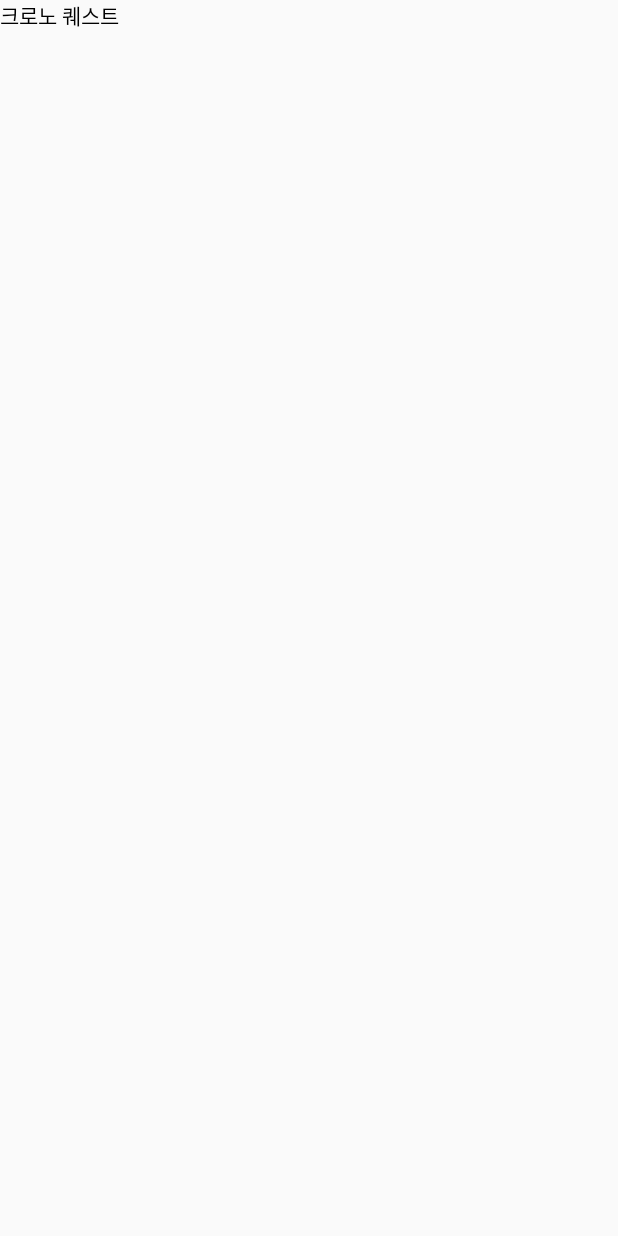
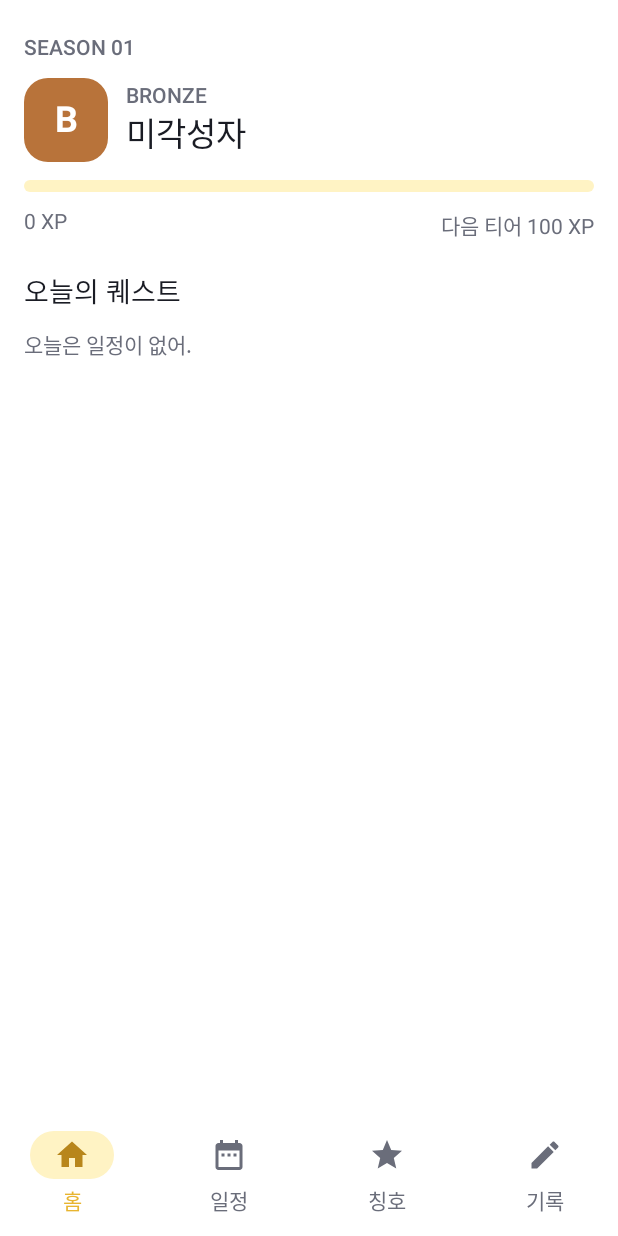
Before and after one commit to Kong-namul/chrono-quest, an Android app built with Jetpack Compose: the screen it shows after launch (MainActivity), on a phone screen of 412 x 824 dp. Before the commit the screen is almost empty. Run offline under Robolectric (Android 15) with nearby library versions, the phone set to English and light mode, and no system bars; our stand-ins replace Room's generated code; 1 statement that could not run was skipped.

Commit message:
feat(app): 홈 화면, 확인 창, 하단 탭과 플립5 화면 사진
Co-Authored-By: Claude Opus 5.5 <noreply@anthropic.com>

```diff
--- a/android-core/app/src/main/kotlin/com/chronoquest/app/MainActivity.kt
+++ b/android-core/app/src/main/kotlin/com/chronoquest/app/MainActivity.kt
@@ -3,11 +3,74 @@ package com.chronoquest.app
 import android.os.Bundle
 import androidx.activity.ComponentActivity
 import androidx.activity.compose.setContent
-import androidx.compose.material3.Text
+import androidx.compose.runtime.Composable
+import androidx.compose.runtime.LaunchedEffect
+import androidx.compose.runtime.getValue
+import androidx.compose.runtime.mutableStateOf
+import androidx.compose.runtime.saveable.rememberSaveable
+import androidx.compose.runtime.setValue
+import androidx.lifecycle.Lifecycle
+import androidx.lifecycle.compose.LocalLifecycleOwner
+import androidx.lifecycle.compose.collectAsStateWithLifecycle
+import androidx.lifecycle.repeatOnLifecycle
+import androidx.lifecycle.viewmodel.compose.viewModel
+import com.chronoquest.app.home.HomeActions
+import com.chronoquest.app.home.HomeScreen
+import com.chronoquest.app.home.HomeViewModel
+import com.chronoquest.app.ui.ChronoScaffold
+import com.chronoquest.app.ui.ComingSoon
+import com.chronoquest.app.ui.MainTab
+import com.chronoquest.app.ui.theme.ChronoTheme
+import kotlinx.coroutines.delay
 
 class MainActivity : ComponentActivity() {
     override fun onCreate(savedInstanceState: Bundle?) {
         super.onCreate(savedInstanceState)
-        setContent { Text("크로노 퀘스트") }
+        val container = (application as ChronoApp).container
+        setContent {
+            ChronoTheme {
+                val homeViewModel: HomeViewModel = viewModel(factory = HomeViewModel.factory(container))
+                ChronoMainScreen(homeViewModel)
+            }
+        }
     }
 }
+
+/** 앱이 보이는 동안 1분마다 새로고침한다(시간이 지나서 생기는 보류·보너스를 반영, 인계 메모 A2b). */
+@Composable
+fun ChronoMainScreen(viewModel: HomeViewModel) {
+    val state by viewModel.state.collectAsStateWithLifecycle()
+    var tab by rememberSaveable { mutableStateOf(MainTab.HOME) }
+    val lifecycleOwner = LocalLifecycleOwner.current
+    LaunchedEffect(lifecycleOwner) {
+        lifecycleOwner.repeatOnLifecycle(Lifecycle.State.RESUMED) {
+            while (true) {
+                viewModel.refresh()
+                delay(60_000)
+            }
+        }
+    }
+    ChronoScaffold(selectedTab = tab, onTabSelected = { tab = it }) {
+        when (tab) {
+            MainTab.HOME -> HomeScreen(state = state, actions = homeActions(viewModel))
+            else -> ComingSoon(tab)
+        }
+    }
+}
+
+private fun homeActions(vm: HomeViewModel) = HomeActions(
+    onDepart = vm::onDepart,
+    onArrive = vm::onArrive,
+    onSafetyAnswered = vm::onSafetyAnswered,
+    onRecordAnyway = vm::onRecordAnyway,
+    onEditSchedule = vm::onEditSchedule,
+    onRescheduleConfirmed = vm::onRescheduleConfirmed,
+    onSelfControlAnswered = vm::onSelfControlAnswered,
+    onCleanupLate = vm::onCleanupLate,
+    onCleanupCancel = vm::onCleanupCancel,
+    onCleanupAddArrival = vm::onCleanupAddArrival,
+    onArrivalEntered = vm::onArrivalEntered,
+    onDismissDialog = vm::dismissDialog,
+    onDismissMessage = vm::dismissMessage,
+    onCelebrationsSeen = vm::onCelebrationsSeen,
+)
--- /dev/null
+++ b/android-core/app/src/main/kotlin/com/chronoquest/app/home/HomeScreen.kt
@@ -0,0 +1,238 @@
+package com.chronoquest.app.home
+
+import androidx.compose.foundation.background
+import androidx.compose.foundation.border
+import androidx.compose.foundation.layout.Arrangement
+import androidx.compose.foundation.layout.Box
+import androidx.compose.foundation.layout.Column
+import androidx.compose.foundation.layout.PaddingValues
+import androidx.compose.foundation.layout.Row
+import androidx.compose.foundation.layout.Spacer
+import androidx.compose.foundation.layout.fillMaxSize
+import androidx.compose.foundation.layout.fillMaxWidth
+import androidx.compose.foundation.layout.height
+import androidx.compose.foundation.layout.padding
+import androidx.compose.foundation.layout.size
+import androidx.compose.foundation.layout.width
+import androidx.compose.foundation.lazy.LazyColumn
+import androidx.compose.foundation.lazy.items
+import androidx.compose.foundation.shape.RoundedCornerShape
+import androidx.compose.material3.Button
+import androidx.compose.material3.LinearProgressIndicator
+import androidx.compose.material3.MaterialTheme
+import androidx.compose.material3.OutlinedButton
+import androidx.compose.material3.Text
+import androidx.compose.material3.TextButton
+import androidx.compose.runtime.Composable
+import androidx.compose.ui.Alignment
+import androidx.compose.ui.Modifier
+import androidx.compose.ui.graphics.Color
+import androidx.compose.ui.unit.dp
+import com.chronoquest.app.ui.theme.ChronoTokens
+import com.chronoquest.app.ui.theme.onTierColor
+import com.chronoquest.app.ui.theme.tierColor
+import com.chronoquest.core.domain.Celebration
+import com.chronoquest.core.domain.CelebrationKind
+import java.time.LocalDate
+import java.time.LocalTime
+
+/** 홈 화면 부품 고유 크기. 간격·모서리는 ChronoTokens.Space·Radius를 쓴다. */
+private val EMBLEM_SIZE = 56.dp
+private val XP_BAR_HEIGHT = 8.dp
+private val BORDER_WIDTH = 1.dp
+
+/** 홈 화면이 위로 올리는 동작들. 기본값은 아무것도 안 해서 화면 사진·미리보기에 그대로 쓴다. */
+data class HomeActions(
+    val onDepart: (String) -> Unit = {},
+    val onArrive: (String) -> Unit = {},
+    val onSafetyAnswered: (String, Boolean) -> Unit = { _, _ -> },
+    val onRecordAnyway: (HomeDialog.ConfirmEarly) -> Unit = {},
+    val onEditSchedule: (HomeDialog.ConfirmEarly) -> Unit = {},
+    val onRescheduleConfirmed: (HomeDialog.Reschedule, LocalTime, LocalTime) -> Unit = { _, _, _ -> },
+    val onSelfControlAnswered: (LocalDate, Boolean) -> Unit = { _, _ -> },
+    val onCleanupLate: (String) -> Unit = {},
+    val onCleanupCancel: (String) -> Unit = {},
+    val onCleanupAddArrival: (String) -> Unit = {},
+    val onArrivalEntered: (HomeDialog.AddArrival, LocalTime, Boolean) -> Unit = { _, _, _ -> },
+    val onDismissDialog: () -> Unit = {},
+    val onDismissMessage: () -> Unit = {},
+    val onCelebrationsSeen: () -> Unit = {},
+)
+
+@Composable
+fun HomeScreen(state: HomeUiState, actions: HomeActions, modifier: Modifier = Modifier) {
+    LazyColumn(
+        modifier = modifier.fillMaxSize().background(ChronoTokens.Colors.Bg1),
+        contentPadding = PaddingValues(horizontal = ChronoTokens.Space.Lg, vertical = ChronoTokens.Space.Xl),
+        verticalArrangement = Arrangement.spacedBy(ChronoTokens.Space.Md),
+    ) {
+        item { Header(state) }
+        if (state.celebrations.isNotEmpty()) {
+            item { CelebrationCard(state.celebrations, actions.onCelebrationsSeen) }
+        }
+        if (state.cleanup.isNotEmpty()) {
+            item { SectionTitle("정리 필요") }
+            items(state.cleanup, key = { "cleanup-${it.id}" }) { CleanupRow(it, actions) }
+        }
+        item { SectionTitle("오늘의 퀘스트") }
+        if (state.quests.isEmpty()) {
+            item {
+                Text(
+                    "오늘은 일정이 없어.",
+                    style = MaterialTheme.typography.bodyMedium,
+                    color = ChronoTokens.Colors.Text2,
+                )
+            }
+        } else {
+            items(state.quests, key = { "quest-${it.id}" }) { QuestRow(it, actions) }
+        }
+    }
+    HomeDialogHost(state.dialog, actions)
+    state.message?.let { MessageDialog(it, actions.onDismissMessage) }
+}
+
+@Composable
+private fun Header(state: HomeUiState) {
+    Column(verticalArrangement = Arrangement.spacedBy(ChronoTokens.Space.Md)) {
+        Text("SEASON 01", style = MaterialTheme.typography.labelLarge, color = ChronoTokens.Colors.Text2)
+        Row(verticalAlignment = Alignment.CenterVertically) {
+            Box(
+                modifier = Modifier.size(EMBLEM_SIZE).background(tierColor(state.tier), RoundedCornerShape(ChronoTokens.Radius.Lg)),
+                contentAlignment = Alignment.Center,
+            ) {
+                Text(
+                    state.tier.name.take(1),
+                    style = MaterialTheme.typography.headlineMedium,
+                    color = onTierColor(state.tier),
+                )
+            }
+            Spacer(Modifier.width(ChronoTokens.Space.Md))
+            Column {
+                Text(state.tier.name, style = MaterialTheme.typography.labelLarge, color = ChronoTokens.Colors.Text2)
+                Text(state.representativeTitle, style = MaterialTheme.typography.titleLarge, color = ChronoTokens.Colors.Text1)
+            }
+        }
+        val next = state.nextTierXp
+        val progress = if (next == null) 1f else (state.xp.toFloat() / next).coerceIn(0f, 1f)
+        LinearProgressIndicator(
+            progress = { progress },
+            modifier = Modifier.fillMaxWidth().height(XP_BAR_HEIGHT),
+            color = ChronoTokens.Colors.Gold500,
+            trackColor = ChronoTokens.Colors.Yellow50,
+            drawStopIndicator = {},
+        )
+        Row(modifier = Modifier.fillMaxWidth(), horizontalArrangement = Arrangement.SpaceBetween) {
+            Text("${state.xp} XP", style = MaterialTheme.typography.bodyMedium, color = ChronoTokens.Colors.Text2)
+            if (next != null) {
+                Text("다음 티어 $next XP", style = MaterialTheme.typography.bodyMedium, color = ChronoTokens.Colors.Text2)
+            }
+        }
+    }
+}
+
+@Composable
+private fun SectionTitle(text: String) {
+    Text(
+        text,
+        modifier = Modifier.padding(top = ChronoTokens.Space.Sm),
+        style = MaterialTheme.typography.titleMedium,
+        color = ChronoTokens.Colors.Text1,
+    )
+}
+
+@Composable
+private fun QuestRow(card: QuestCard, actions: HomeActions) {
+    Column(
+        modifier = Modifier
+            .fillMaxWidth()
+            .border(BORDER_WIDTH, ChronoTokens.Colors.Border, RoundedCornerShape(ChronoTokens.Radius.Lg))
+            .padding(ChronoTokens.Space.Lg),
+        verticalArrangement = Arrangement.spacedBy(ChronoTokens.Space.Sm),
+    ) {
+        Row(verticalAlignment = Alignment.CenterVertically) {
+            Column(modifier = Modifier.weight(1f)) {
+                Text(card.title, style = MaterialTheme.typography.titleMedium, color = ChronoTokens.Colors.Text1)
+                Text(
+                    "출발 ${card.departLabel} · 도착 ${card.dueLabel}",
+                    style = MaterialTheme.typography.bodyMedium,
+                    color = ChronoTokens.Colors.Text2,
+                )
+            }
+            StatusChip(card.status)
+        }
+        if (card.canDepart || card.canArrive) {
+            Row(horizontalArrangement = Arrangement.spacedBy(ChronoTokens.Space.Sm)) {
+                if (card.canDepart) Button(onClick = { actions.onDepart(card.id) }) { Text("출발") }
+                if (card.canArrive) OutlinedButton(onClick = { actions.onArrive(card.id) }) { Text("도착") }
+            }
+        }
+    }
+}
+
+@Composable
+private fun StatusChip(status: CardStatus) {
+    val (label, background, foreground) = when (status) {
+        CardStatus.WAITING -> Triple("대기", ChronoTokens.Colors.Bg2, ChronoTokens.Colors.Text2)
+        CardStatus.DEPARTED -> Triple("이동 중", ChronoTokens.Colors.Blue50, ChronoTokens.Colors.Blue700)
+        CardStatus.EARLY -> Triple("조기", ChronoTokens.Colors.Blue50, ChronoTokens.Colors.Blue700)
+        CardStatus.ON_TIME -> Triple("정시", ChronoTokens.Colors.Blue50, ChronoTokens.Colors.Blue700)
+        CardStatus.CLOSE -> Triple("아슬아슬", ChronoTokens.Colors.Yellow50, ChronoTokens.Colors.Gold700)
+        CardStatus.LATE -> Triple("지각", ChronoTokens.Colors.Bg2, ChronoTokens.Colors.Text1)
+        CardStatus.CANCELED -> Triple("취소", ChronoTokens.Colors.Bg2, ChronoTokens.Colors.Text2)
+    }
+    Chip(label, background, foreground)
+}
+
+@Composable
+private fun Chip(label: String, background: Color, foreground: Color) {
+    Text(
+        label,
+        modifier = Modifier.background(background, RoundedCornerShape(ChronoTokens.Radius.Sm)).padding(horizontal = ChronoTokens.Space.Md, vertical = ChronoTokens.Space.Xs),
+        style = MaterialTheme.typography.labelLarge,
+        color = foreground,
+    )
+}
+
+@Composable
+private fun CleanupRow(card: CleanupCard, actions: HomeActions) {
+    Column(
+        modifier = Modifier
+            .fillMaxWidth()
+            .background(ChronoTokens.Colors.Yellow50, RoundedCornerShape(ChronoTokens.Radius.Lg))
+            .padding(ChronoTokens.Space.Lg),
+    ) {
+        Text("${card.whenLabel} ${card.title}", style = MaterialTheme.typography.titleMedium, color = ChronoTokens.Colors.Text1)
+        Text("도착 기록이 없어. 어떻게 정리할까?", style = MaterialTheme.typography.bodyMedium, color = ChronoTokens.Colors.Gold700)
+        Row {
+            TextButton(onClick = { actions.onCleanupAddArrival(card.id) }) { Text("기록 추가") }
+            TextButton(onClick = { actions.onCleanupLate(card.id) }) { Text("지각 처리") }
+            TextButton(onClick = { actions.onCleanupCancel(card.id) }) { Text("취소") }
+        }
+    }
+}
+
+@Composable
+private fun CelebrationCard(celebrations: List<Celebration>, onSeen: () -> Unit) {
+    Column(
+        modifier = Modifier
+            .fillMaxWidth()
+            .background(ChronoTokens.Colors.Yellow50, RoundedCornerShape(ChronoTokens.Radius.Lg))
+            .padding(ChronoTokens.Space.Lg),
+        verticalArrangement = Arrangement.spacedBy(ChronoTokens.Space.Xs),
+    ) {
+        Text("새로 얻은 것", style = MaterialTheme.typography.titleMedium, color = ChronoTokens.Colors.Text1)
+        celebrations.forEach {
+            Text(celebrationText(it), style = MaterialTheme.typography.bodyLarge, color = ChronoTokens.Colors.Text1)
+        }
+        TextButton(onClick = onSeen) { Text("확인") }
+    }
+}
+
+/** 연출 한 줄 문구. */
+fun celebrationText(c: Celebration): String = when (c.kind) {
+    CelebrationKind.TITLE -> "새 칭호: ${c.detail}"
+    CelebrationKind.PERIOD_BONUS -> "기간 보너스 +${c.xp} XP"
+    CelebrationKind.PET_EVOLVED -> "펫 진화: ${c.detail}"
+    CelebrationKind.BOSS_RESULT -> "주간 보스 결과: ${c.detail}"
+    CelebrationKind.TIER_UP -> "티어 승급: ${c.key.removePrefix("tier:")}"
+}
--- /dev/null
+++ b/android-core/app/src/main/kotlin/com/chronoquest/app/ui/MainScaffold.kt
@@ -0,0 +1,57 @@
+package com.chronoquest.app.ui
+
+import androidx.compose.foundation.layout.Box
+import androidx.compose.foundation.layout.fillMaxSize
+import androidx.compose.foundation.layout.padding
+import androidx.compose.material.icons.Icons
+import androidx.compose.material.icons.filled.DateRange
+import androidx.compose.material.icons.filled.Edit
+import androidx.compose.material.icons.filled.Home
+import androidx.compose.material.icons.filled.Star
+import androidx.compose.material3.Icon
+import androidx.compose.material3.MaterialTheme
+import androidx.compose.material3.NavigationBar
+import androidx.compose.material3.NavigationBarItem
+import androidx.compose.material3.Scaffold
+import androidx.compose.material3.Text
+import androidx.compose.runtime.Composable
+import androidx.compose.ui.Alignment
+import androidx.compose.ui.Modifier
+import androidx.compose.ui.graphics.vector.ImageVector
+import com.chronoquest.app.ui.theme.ChronoTokens
+
+enum class MainTab(val label: String, val icon: ImageVector) {
+    HOME("홈", Icons.Filled.Home),
+    SCHEDULE("일정", Icons.Filled.DateRange),
+    CODEX("칭호", Icons.Filled.Star),
+    LOG("기록", Icons.Filled.Edit),
+}
+
+@Composable
+fun ChronoScaffold(selectedTab: MainTab, onTabSelected: (MainTab) -> Unit, content: @Composable () -> Unit) {
+    Scaffold(
+        containerColor = ChronoTokens.Colors.Bg1,
+        bottomBar = {
+            NavigationBar(containerColor = ChronoTokens.Colors.Bg1) {
+                MainTab.entries.forEach { tab ->
+                    NavigationBarItem(
+                        selected = tab == selectedTab,
+                        onClick = { onTabSelected(tab) },
+                        icon = { Icon(tab.icon, contentDescription = tab.label) },
+                        label = { Text(tab.label) },
+                    )
+                }
+            }
+        },
+    ) { padding ->
+        Box(modifier = Modifier.fillMaxSize().padding(padding)) { content() }
+    }
+}
+
+/** A2b-2에서 만들 화면 자리. */
+@Composable
+fun ComingSoon(tab: MainTab) {
+    Box(modifier = Modifier.fillMaxSize(), contentAlignment = Alignment.Center) {
+        Text("${tab.label} 화면은 다음 단계에서 만들어.", style = MaterialTheme.typography.bodyLarge, color = ChronoTokens.Colors.Text2)
+    }
+}
```
Also changed, not shown: android-core/app/src/main/kotlin/com/chronoquest/app/home/HomeDialogs.kt (added, +109 -0 lines), 6 other files.
